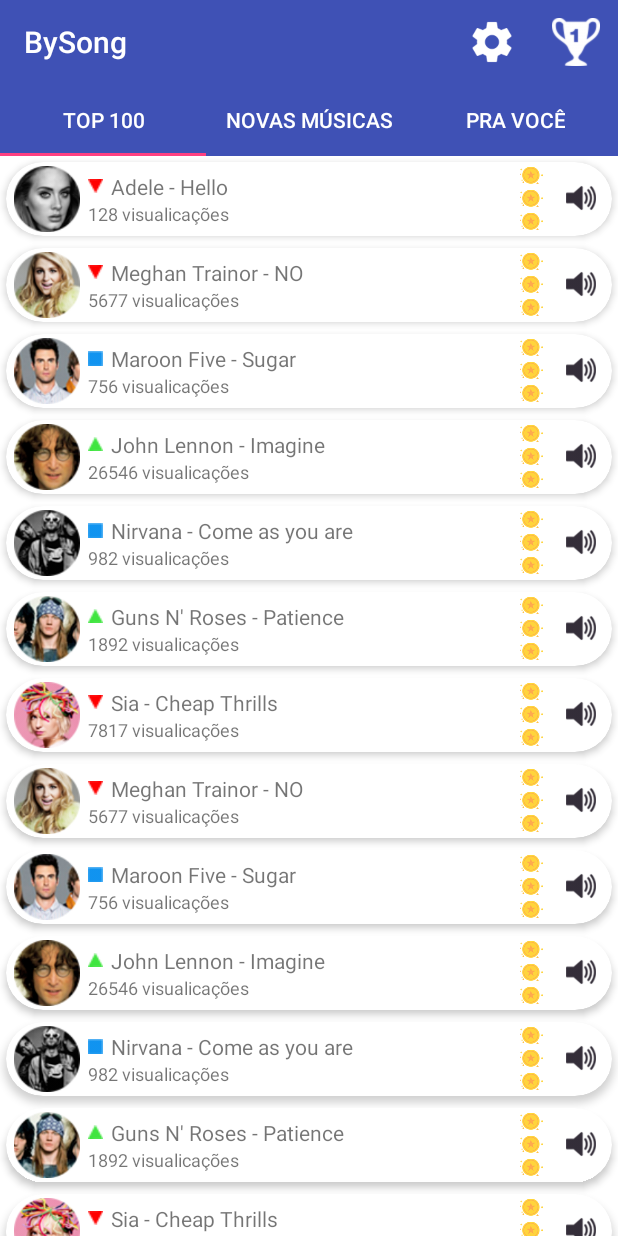
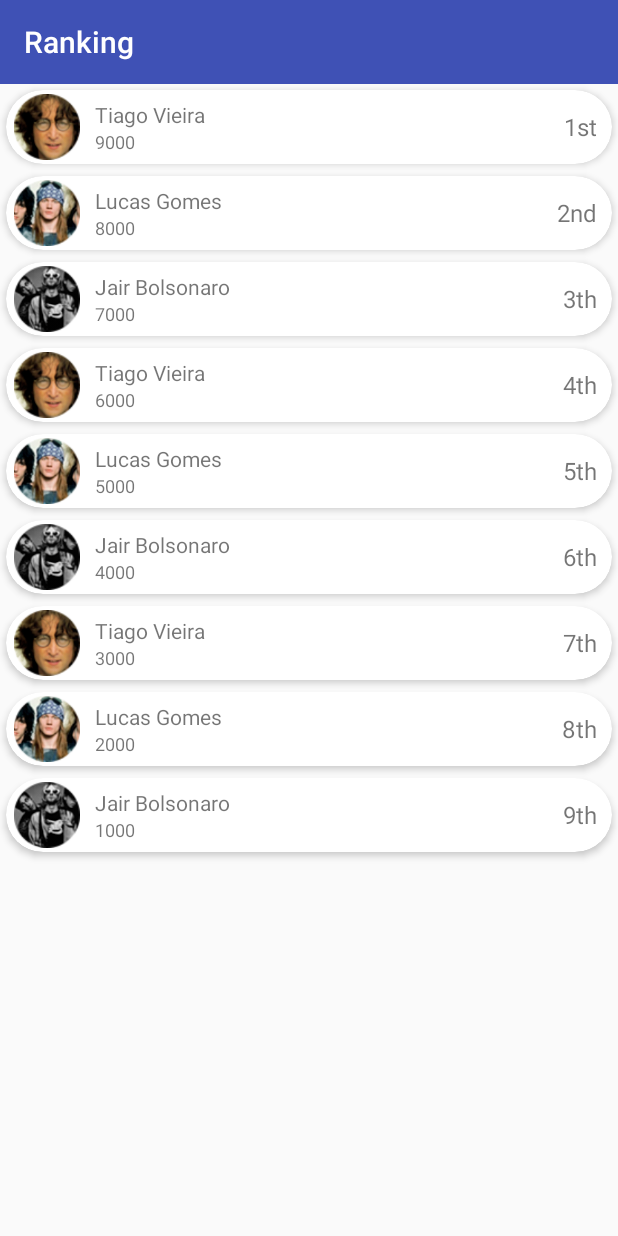
Before and after one commit to lucasgomesb/bysong, an Android app: the MainActivity screen opened directly, with no data from a screen before it, after a tap on "Ranking", on a phone screen of 412 x 824 dp. Run offline under Robolectric (Android 15) with nearby library versions, the light colour scheme and no system bars.

Commit message:
Página estrutura da página de ranking completa.

```diff
--- a/app/app/src/main/AndroidManifest.xml
+++ b/app/app/src/main/AndroidManifest.xml
@@ -19,6 +19,8 @@
         </activity>
 
         <activity android:name=".activity.MainActivity" android:screenOrientation="portrait"/>
+        <activity android:name=".activity.RankingActivity" android:label="@string/activity_ranking_name"
+            android:screenOrientation="portrait"/>
 
     </application>
 
--- a/app/app/src/main/java/bysong/app/activity/MainActivity.java
+++ b/app/app/src/main/java/bysong/app/activity/MainActivity.java
@@ -1,6 +1,7 @@
 package bysong.app.activity;
 
 import android.Manifest;
+import android.content.Intent;
 import android.os.Bundle;
 import android.support.design.widget.TabLayout;
 import android.support.v4.content.ContextCompat;
@@ -59,7 +60,7 @@
         switch (item.getItemId()) {
 
             case R.id.action_ranking:
-                toast("Mostra o ranking");
+                startActivity(new Intent(this, RankingActivity.class));
                 break;
             case R.id.action_settings:
                 toast("Abre configurações");
--- /dev/null
+++ b/app/app/src/main/java/bysong/app/activity/RankingActivity.java
@@ -0,0 +1,28 @@
+package bysong.app.activity;
+
+import android.os.Bundle;
+import android.support.annotation.Nullable;
+
+import bysong.app.R;
+import bysong.app.fragments.RankingFramgnet;
+
+/**
+ * Created by Tiago on 17/08/2016.
+ */
+public class RankingActivity extends BaseActivity {
+
+    @Override
+    protected void onCreate(@Nullable Bundle savedInstanceState) {
+
+        super.onCreate(savedInstanceState);
+        setContentView(R.layout.activity_ranking);
+        setUpToolbar();
+        if (savedInstanceState == null) {
+
+            getSupportFragmentManager().beginTransaction().add(R.id.ranking_root, new RankingFramgnet()).commit();
+
+        }
+
+    }
+
+}
--- /dev/null
+++ b/app/app/src/main/java/bysong/app/adapter/RankingAdapter.java
@@ -0,0 +1,96 @@
+package bysong.app.adapter;
+
+import android.content.Context;
+import android.support.v7.widget.RecyclerView;
+import android.view.LayoutInflater;
+import android.view.View;
+import android.view.ViewGroup;
+import android.widget.ImageView;
+import android.widget.TextView;
+
+import java.util.List;
+
+import bysong.app.R;
+import bysong.app.domain.User;
+
+/**
+ * Created by Tiago on 17/08/2016.
+ * Classe SongsAdapter que herda de RecyclerView.Adapter para tratar as ações nos itens da lista
+ * por não possuir métodos de interação (listener) é necessário implementar uma interface de callback
+ */
+public class RankingAdapter extends RecyclerView.Adapter<RankingAdapter.UserViewHolder> {
+
+    private Context context;
+    private List<User> users;
+    private OnClickUser onClickUser;
+
+    private interface OnClickUser {
+
+        void onClickUser(UserViewHolder holder, int id);
+
+    }
+
+    public RankingAdapter(Context context, List<User> users) {
+
+        this.context = context;
+        this.users = users;
+
+    }
+
+    @Override
+    public UserViewHolder onCreateViewHolder(ViewGroup parent, int viewType) {
+
+        View view = LayoutInflater.from(context).inflate(R.layout.linha_lista_ranking, parent, false);
+        UserViewHolder holder = new UserViewHolder(view);
+        return holder;
+
+    }
+
+    @Override
+    public void onBindViewHolder(UserViewHolder holder, int position) {
+
+        User user = users.get(position);
+        holder.image_file_user.setImageResource(user.getImageFileName());
+        holder.user_name.setText(user.getFirstName());
+        holder.user_points.setText(String.valueOf(user.getScore()));
+        if (user.getRankPosition() == 1) {
+
+            holder.ranking_position.setText(String.valueOf(user.getRankPosition()) + "st");
+
+        } else if (user.getRankPosition() == 2) {
+
+            holder.ranking_position.setText(String.valueOf(user.getRankPosition()) + "nd");
+
+        } else if (user.getRankPosition() > 2) {
+
+            holder.ranking_position.setText(String.valueOf(user.getRankPosition()) + "th");
+
+        }
+
+    }
+
+    @Override
+    public int getItemCount() {
+
+        return users == null ? 0 : users.size();
+
+    }
+
+    public static class UserViewHolder extends RecyclerView.ViewHolder {
+
+        private ImageView image_file_user;
+        private TextView user_name, user_points, ranking_position;
+
+        public UserViewHolder(View itemView) {
+
+            super(itemView);
+            image_file_user = (ImageView) itemView.findViewById(R.id.img_file_user);
+            user_name = (TextView) itemView.findViewById(R.id.user_name);
+            user_points = (TextView) itemView.findViewById(R.id.user_points);
+            ranking_position = (TextView) itemView.findViewById(R.id.ranking_position);
+
+        }
+
+    }
+
+}
--- a/app/app/src/main/java/bysong/app/domain/User.java
+++ b/app/app/src/main/java/bysong/app/domain/User.java
@@ -1,4 +1,9 @@
 package bysong.app.domain;
+
+import java.util.ArrayList;
+import java.util.List;
+
+import bysong.app.R;
 
 /**
  * Created by Lucas on 14/08/2016.
@@ -10,21 +15,41 @@
     private String lastName;
     private int rankPosition;
     private int score;
-    private String imageFileName;
+    private int imageFileName;
     private UserType userType;
 
     /* Obs.: Sempre que um construtor for utilizado para inicializar os atributos é preciso criar
      * um outro construtor vazio, pois nem sempre vamos inicializar os atributos ao instanciar o mesmo */
     public User() {}
 
-    public User(String userCode, String firstName, String lastName, UserType userType) {
+    public User(String userCode, int imageFileName, String firstName, String lastName,
+                int rankPosition, int score) {
 
         this.userCode = userCode;
+        this.imageFileName = imageFileName;
         this.firstName = firstName;
         this.lastName = lastName;
-        this.userCode = userCode;
+        this.rankPosition = rankPosition;
+        this.score = score;
 
     }
+
+    public static List<User> getUser() {
+
+        List<User> users = new ArrayList<User>();
+        users.add(new User("0001", R.drawable.artist_circle_john_lennon, "Tiago Vieira", "Tiago Vieira", 1, 9000));
+        users.add(new User("0010", R.drawable.artist_circle_guns_n_roses, "Lucas Gomes", "Lucas Gomes", 2, 8000));
+        users.add(new User("0100", R.drawable.artist_circle_nirvana, "Jair Bolsonaro", "Jair Bolsonaro", 3, 7000));
+        users.add(new User("1000", R.drawable.artist_circle_john_lennon, "Tiago Vieira", "Tiago Vieira", 4, 6000));
+        users.add(new User("0011", R.drawable.artist_circle_guns_n_roses, "Lucas Gomes", "Lucas Gomes", 5, 5000));
+        users.add(new User("0111", R.drawable.artist_circle_nirvana, "Jair Bolsonaro", "Jair Bolsonaro", 6, 4000));
+        users.add(new User("1111", R.drawable.artist_circle_john_lennon, "Tiago Vieira", "Tiago Vieira", 7, 3000));
+        users.add(new User("0002", R.drawable.artist_circle_guns_n_roses, "Lucas Gomes", "Lucas Gomes", 8, 2000));
+        users.add(new User("0020", R.drawable.artist_circle_nirvana, "Jair Bolsonaro", "Jair Bolsonaro", 9, 1000));
+        return users;
+
+    }
+
 
     public String getUserCode() {
 
@@ -86,13 +111,13 @@
 
     }
 
-    public String getImageFileName() {
+    public int getImageFileName() {
 
         return imageFileName;
 
     }
 
-    public void setImageFileName(String imageFileName) {
+    public void setImageFileName(int imageFileName) {
 
         this.imageFileName = imageFileName;
 
--- /dev/null
+++ b/app/app/src/main/java/bysong/app/fragments/RankingFramgnet.java
@@ -0,0 +1,42 @@
+package bysong.app.fragments;
+
+import android.os.Bundle;
+import android.support.annotation.Nullable;
+import android.support.v4.app.Fragment;
+import android.support.v7.widget.DefaultItemAnimator;
+import android.support.v7.widget.LinearLayoutManager;
+import android.support.v7.widget.RecyclerView;
+import android.view.LayoutInflater;
+import android.view.View;
+import android.view.ViewGroup;
+
+import java.util.List;
+
+import bysong.app.R;
+import bysong.app.adapter.RankingAdapter;
+import bysong.app.domain.User;
+
+/**
+ * Created by Tiago on 17/08/2016.
+ */
+public class RankingFramgnet extends Fragment {
+
+    private RecyclerView recyclerView;
+    private List<User> users;
+    private RankingAdapter adapter;
+
+    @Nullable
+    @Override
+    public View onCreateView(LayoutInflater inflater, @Nullable ViewGroup container, @Nullable Bundle savedInstanceState) {
+
+        View view = inflater.inflate(R.layout.fragment_ranking, container, false);
+        users = User.getUser();
+        adapter = new RankingAdapter(getContext(), users);
+        recyclerView = (RecyclerView) view.findViewById(R.id.rancking_list);
+        recyclerView.setLayoutManager(new LinearLayoutManager(getContext()));
+        recyclerView.setItemAnimator(new DefaultItemAnimator());
+        recyclerView.setAdapter(adapter);
+        return view;
+
+    }
+}
--- /dev/null
+++ b/app/app/src/main/res/layout/activity_ranking.xml
@@ -0,0 +1,14 @@
+<?xml version="1.0" encoding="utf-8"?>
+<LinearLayout xmlns:android="http://schemas.android.com/apk/res/android"
+    android:orientation="vertical"
+    android:layout_width="match_parent"
+    android:layout_height="match_parent">
+
+    <include layout="@layout/include_toolbar"/>
+
+    <FrameLayout
+        android:id="@+id/ranking_root"
+        android:layout_width="match_parent"
+        android:layout_height="match_parent"/>
+
+</LinearLayout>
--- /dev/null
+++ b/app/app/src/main/res/layout/fragment_ranking.xml
@@ -0,0 +1,13 @@
+<?xml version="1.0" encoding="utf-8"?>
+<LinearLayout xmlns:android="http://schemas.android.com/apk/res/android"
+    android:orientation="vertical"
+    android:layout_width="match_parent"
+    android:layout_height="match_parent">
+
+    <android.support.v7.widget.RecyclerView
+        android:id="@+id/rancking_list"
+        android:layout_width="match_parent"
+        android:layout_height="0dp"
+        android:layout_weight="1"/>
+
+</LinearLayout>
--- /dev/null
+++ b/app/app/src/main/res/layout/linha_lista_ranking.xml
@@ -0,0 +1,72 @@
+<?xml version="1.0" encoding="utf-8"?>
+<android.support.v7.widget.CardView xmlns:android="http://schemas.android.com/apk/res/android"
+    xmlns:app="http://schemas.android.com/apk/res-auto"
+    xmlns:card_view="http://schemas.android.com/tools"
+    android:orientation="vertical"
+    android:layout_width="match_parent"
+    android:layout_height="wrap_content"
+    android:layout_margin="4dp"
+    app:cardElevation="3dp"
+    app:cardCornerRadius="25dp"
+    app:cardPreventCornerOverlap="false"
+    app:cardUseCompatPadding="false"
+    card_view:cardCornerRadius="3dp"
+    card_view:cardElevation="6dp"
+    android:foreground="?attr/selectableItemBackground">
+
+    <LinearLayout
+        android:layout_width="match_parent"
+        android:layout_height="wrap_content"
+        android:layout_gravity="center_vertical">
+
+        <ImageView
+            android:id="@+id/img_file_user"
+            android:layout_width="@dimen/image_view_width"
+            android:layout_height="@dimen/image_view_height"
+            android:src="@drawable/artist_circle_john_lennon"
+            android:layout_gravity="center_vertical"
+            android:paddingLeft="5dp"/>
+
+        <!-- Layout 2 -->
+        <LinearLayout
+            android:layout_width="wrap_content"
+            android:layout_height="wrap_content"
+            android:orientation="vertical"
+            android:layout_gravity="center_vertical"
+            android:layout_marginLeft="10dp">
+
+            <TextView
+                android:id="@+id/user_name"
+                android:layout_width="wrap_content"
+                android:layout_height="wrap_content"
+                android:text="Tiago Vieira"/>
+
+            <TextView
+                android:id="@+id/user_points"
+                android:layout_width="wrap_content"
+                android:layout_height="wrap_content"
+                android:text="Tiago Vieira"
+                android:textSize="12sp"/>
+
+        </LinearLayout>
+        <!-- Layout 3 -->
+        <LinearLayout
+            android:layout_width="match_parent"
+            android:layout_height="match_parent"
+            android:orientation="vertical"
+            android:gravity="center_vertical">
+
+            <TextView
+                android:id="@+id/ranking_position"
+                android:layout_width="wrap_content"
+                android:layout_height="wrap_content"
+                android:text="1st"
+                android:textSize="16sp"
+                android:layout_gravity="center_vertical|right"
+                android:layout_marginRight="10dp"/>
+
+        </LinearLayout>
+
+    </LinearLayout>
+
+</android.support.v7.widget.CardView>
--- a/app/app/src/main/res/values/strings.xml
+++ b/app/app/src/main/res/values/strings.xml
@@ -1,6 +1,7 @@
 <resources>
 
     <string name="app_name">BySong</string>
+    <string name="activity_ranking_name">Ranking</string>
     <!-- Tabs Songs -->
     <string name="top_100">Top 100</string>
     <string name="novas_musicas">Novas Músicas</string>
```
